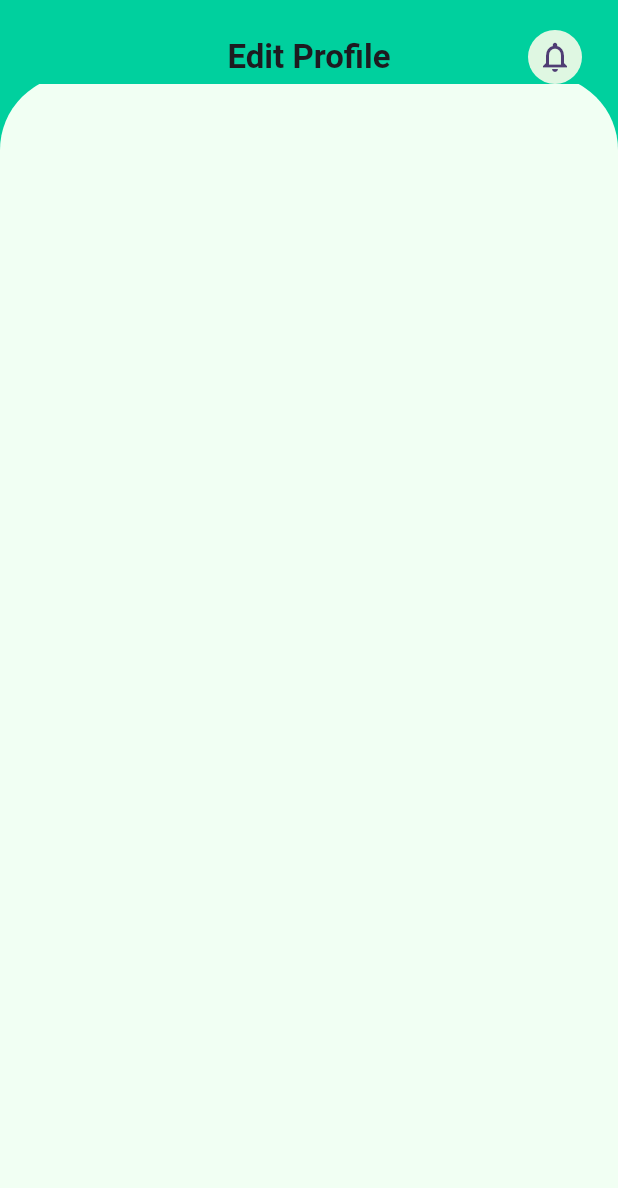
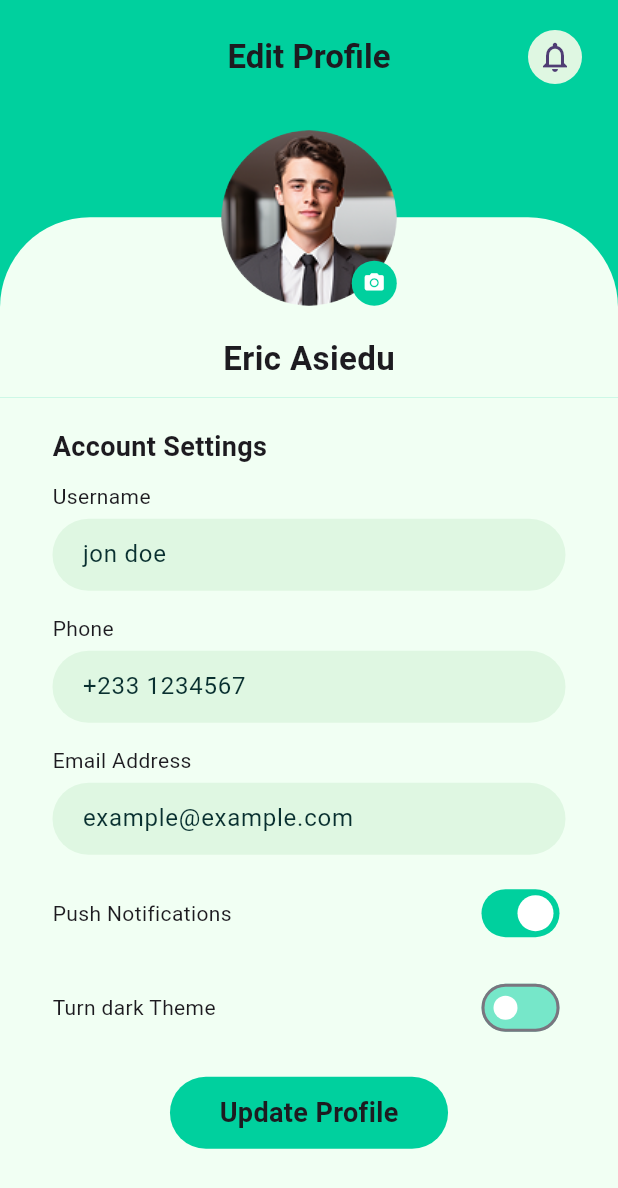
Before and after one commit to ericasiedu/finwise, a Flutter app: the EditScreen widget shown alone on an empty page, opened directly, on a phone screen of 412 x 824 dp. Shown: the top 1188 px of the screen. Run offline on Flutter 3.47's test engine with Material 3 defaults, Android fonts, the phone set to English and light mode, and no system bars; our stand-ins replace smooth_page_indicator, table_calendar.

Commit message:
FW-13 commit

```diff
--- a/lib/screens/mains/Profile/edit_screen.dart
+++ b/lib/screens/mains/Profile/edit_screen.dart
@@ -1,5 +1,7 @@
 import 'package:finwise/utils/color.dart';
 import 'package:finwise/utils/container_wrapper.dart';
+import 'package:finwise/utils/custom_input.dart';
+import 'package:finwise/utils/primary_button.dart';
 import 'package:flutter/material.dart';
 import 'package:flutter/services.dart';
 
@@ -11,6 +13,8 @@ class EditScreen extends StatefulWidget {
 }
 
 class _EditScreenState extends State<EditScreen> {
+  bool isSwitch = true;
+  bool isThemeSwitch = false;
 
   @override
   Widget build(BuildContext context) {
@@ -26,9 +30,82 @@ class _EditScreenState extends State<EditScreen> {
       showAppBar: true,
       title: 'Edit Profile',
       centerTitle: true,
-      headerChild: Column(children: [],),
+      isEdit: true,
+      isProfilePage: true,
+      headerChild: Column(
+        children: [SizedBox(height: MediaQuery.of(context).size.height * 0.2)],
+      ),
       bodyChild: SingleChildScrollView(
-        child: Column(children: [],),
-      ));
+        child: Column(
+          crossAxisAlignment: CrossAxisAlignment.start,
+          children: [
+            SizedBox(height: 20),
+            Text(
+              'Account Settings',
+              style: TextStyle(fontSize: 18, fontWeight: FontWeight.bold),
+            ),
+            SizedBox(height: 10),
+            Text('Username'),
+            SizedBox(height: 5),
+            CustomInput(placeHolderText: 'jon doe'),
+            SizedBox(height: 15),
+            Text('Phone'),
+            SizedBox(height: 5),
+            CustomInput(placeHolderText: '+233 1234567'),
+            SizedBox(height: 15),
+            Text('Email Address'),
+            SizedBox(height: 5),
+            CustomInput(placeHolderText: 'example@example.com'),
+            SizedBox(height: 15),
+            Row(
+              mainAxisAlignment: MainAxisAlignment.spaceBetween,
+              children: [
+                Text('Push Notifications'),
+                Switch(
+                  value: isSwitch,
+                  activeColor: Colors.white,
+                  activeTrackColor: primaryColor,
+                  inactiveThumbColor: Colors.white,
+                  inactiveTrackColor: inActivePrimaryColor,
+                  onChanged: (bool value) {
+                    setState(() {
+                      isSwitch = value;
+                    });
+                  },
+                ),
+              ],
+            ),
+            SizedBox(height: 15),
+            Row(
+              mainAxisAlignment: MainAxisAlignment.spaceBetween,
+              children: [
+                Text('Turn dark Theme'),
+                Switch(
+                  value: isThemeSwitch,
+                  activeColor: Colors.white,
+                  activeTrackColor: primaryColor,
+                  inactiveThumbColor: Colors.white,
+                  inactiveTrackColor: inActivePrimaryColor,
+                  onChanged: (bool value) {
+                    setState(() {
+                      isThemeSwitch = value;
+                    });
+                  },
+                ),
+              ],
+            ),
+            SizedBox(height: 22),
+            Center(
+              child: PrimaryButton(
+                title: 'Update Profile',
+                color: primaryColor,
+                onTap: () {},
+              ),
+            ),
+            SizedBox(height: 20,)
+          ],
+        ),
+      ),
+    );
   }
 }
--- a/lib/utils/color.dart
+++ b/lib/utils/color.dart
@@ -1,6 +1,7 @@
 import 'package:flutter/widgets.dart';
 
 const Color primaryColor = Color(0xFF00D09E);
+const Color inActivePrimaryColor = Color(0xFF76e7c9);
 const Color lightGreenBg = Color(0xFFF1FFF3);
 const Color lightGreen = Color(0xFFDFF7E2);
 const Color lightBlue = Color(0xFF6DB6FE);
--- a/lib/utils/container_wrapper.dart
+++ b/lib/utils/container_wrapper.dart
@@ -12,6 +12,8 @@ class ContainerWrapper extends StatelessWidget {
   final VoidCallback? onNotificationTap;
   final Widget? leading;
   final bool isProfilePage;
+  final bool isEdit;
+  final VoidCallback? imageTap;
 
   const ContainerWrapper({
     super.key,
@@ -23,6 +25,8 @@ class ContainerWrapper extends StatelessWidget {
     this.onNotificationTap,
     this.leading,
     this.isProfilePage = false,
+    this.isEdit = false,
+    this.imageTap
   });
 
   @override
@@ -130,20 +134,46 @@ class ContainerWrapper extends StatelessWidget {
                   Positioned(
                     left: 0,
                     right: 0,
-                    bottom: 0, // Position at the very bottom of the Stack
+                    bottom: 10, // Position at the very bottom of the Stack
                     child: Center(
                       child: Column(
+                        children: [
+                          Stack(
+                            alignment: Alignment.bottomRight,
                             children: [
                               Container(
                                 height: 117,
                                 width: 117,
-                            decoration: BoxDecoration(shape: BoxShape.circle),
+                                decoration: BoxDecoration(
+                                  shape: BoxShape.circle,
+                                ),
+                                child: ClipOval(
                                   child: Image.asset(
                                     'assets/images/profile-pic.png',
                                     fit: BoxFit.cover,
                                   ),
                                 ),
-                          SizedBox(height: 5),
+                              ),
+                              if (isEdit)
+                                GestureDetector(
+                                  onTap: imageTap,
+                                  child: Container(
+                                  height: 30,
+                                  width: 30,
+                                  decoration: BoxDecoration(
+                                    shape: BoxShape.circle,
+                                    color: primaryColor,
+                                  ),
+                                  child: Icon(
+                                    Icons.camera_alt,
+                                    size: 15,
+                                    color: Colors.white,
+                                  ),
+                                ),
+                                )
+                            ],
+                          ),
+                          SizedBox(height: 20),
                           Text(
                             'Eric Asiedu',
                             style: TextStyle(
@@ -151,11 +181,6 @@ class ContainerWrapper extends StatelessWidget {
                               fontWeight: FontWeight.bold,
                             ),
                           ),
-                          // Text('Select an Image')
-                         GestureDetector(
-                          onTap: (){},
-                          child: Text('Select an Image'),
-                         )
                         ],
                       ),
                     ),
```
Lines whose indentation alone changed are shown as unchanged.
